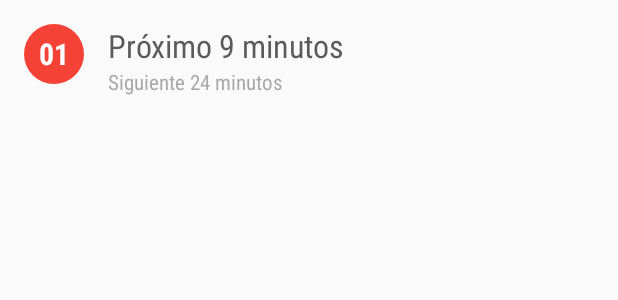
After one commit to Sloy/SeviBus-Experiments, an Android app: the layout list_item_arrival_detail.xml on its own in the app's theme, with its tools: preview values and no code run, on a phone screen of 412 x 824 dp. The commit adds this screen. Shown: the top 300 px of the screen. Run offline under Robolectric (Android 15) with nearby library versions, the phone set to English and light mode, and no system bars.

Commit message:
Creada vista para la lista de llegadas con datos de ejemplo para el modo editor

```diff
--- /dev/null
+++ b/app/src/main/res/drawable/arrival_detail_line_badge_background.xml
@@ -0,0 +1,7 @@
+<?xml version="1.0" encoding="utf-8"?>
+<shape xmlns:android="http://schemas.android.com/apk/res/android"
+       android:shape="oval">
+
+    <solid android:color="@color/primary"
+        />
+</shape>
--- a/app/src/main/res/layout/activity_bus_stop_detail.xml
+++ b/app/src/main/res/layout/activity_bus_stop_detail.xml
@@ -6,6 +6,8 @@
               android:orientation="vertical"
               tools:context=".presentation.view.activity.BusStopDetailActivity">
 
-    <include layout="@layout/activity_bus_stop_detail_header"/>
+    <include layout="@layout/include_bus_stop_detail_header"/>
+
+    <include layout="@layout/include_bus_stop_detail_arrivals"/>
 
 </LinearLayout>
--- /dev/null
+++ b/app/src/main/res/layout/include_bus_stop_detail_arrivals.xml
@@ -0,0 +1,5 @@
+<?xml version="1.0" encoding="utf-8"?>
+<com.sloydev.sevibus.presentation.view.component.ArrivalTimesDetailedView xmlns:android="http://schemas.android.com/apk/res/android"
+                                                                          android:layout_width="match_parent"
+                                                                          android:layout_height="match_parent"
+                                                                          android:orientation="vertical"/>
--- /dev/null
+++ b/app/src/main/res/layout/list_item_arrival_detail.xml
@@ -0,0 +1,52 @@
+<?xml version="1.0" encoding="utf-8"?>
+<RelativeLayout xmlns:android="http://schemas.android.com/apk/res/android"
+                xmlns:tools="http://schemas.android.com/tools"
+                android:layout_width="match_parent"
+                android:layout_height="wrap_content"
+                android:background="?selectableItemBackground"
+                android:clickable="true"
+                android:paddingBottom="16dp"
+                android:paddingLeft="16dp"
+                android:paddingRight="16dp"
+                android:paddingTop="16dp">
+
+    <TextView
+        android:id="@+id/arrival_detail_line_badge"
+        android:layout_width="@dimen/arrival_detail_line_badge_size"
+        android:layout_height="@dimen/arrival_detail_line_badge_size"
+        android:background="@drawable/arrival_detail_line_badge_background"
+        android:fontFamily="sans-serif-condensed"
+        android:gravity="center"
+        android:maxLines="1"
+        android:maxWidth="@dimen/arrival_detail_line_badge_size"
+        android:textColor="@color/white"
+        android:textSize="20sp"
+        android:textStyle="bold"
+        tools:text="01"
+        />
+
+    <TextView
+        android:id="@+id/arrival_detail_next_time"
+        android:layout_width="wrap_content"
+        android:layout_height="wrap_content"
+        android:layout_marginLeft="16dp"
+        android:layout_toRightOf="@+id/arrival_detail_line_badge"
+        android:alpha="0.74"
+        android:fontFamily="sans-serif-condensed"
+        android:maxLines="1"
+        android:textColor="@color/primary_text"
+        android:textSize="21sp"
+        tools:text="Próximo 9 minutos"/>
+
+    <TextView
+        android:id="@+id/arrival_detail_second_time"
+        android:layout_width="wrap_content"
+        android:layout_height="wrap_content"
+        android:layout_alignLeft="@+id/arrival_detail_next_time"
+        android:layout_below="@+id/arrival_detail_next_time"
+        android:alpha="0.6"
+        android:fontFamily="sans-serif-condensed"
+        android:textColor="@color/secondary_text"
+        android:textSize="14sp"
+        tools:text="Siguiente 24 minutos"/>
+</RelativeLayout>
--- a/app/src/main/res/values/dimens.xml
+++ b/app/src/main/res/values/dimens.xml
@@ -2,4 +2,5 @@
     <!-- Default screen margins, per the Android Design guidelines. -->
     <dimen name="activity_horizontal_margin">16dp</dimen>
     <dimen name="activity_vertical_margin">16dp</dimen>
+    <dimen name="arrival_detail_line_badge_size">40dp</dimen>
 </resources>
```
Also changed, not shown: app/src/main/java/com/sloydev/sevibus/presentation/model/ArrivalTimesModel.java (added, +52 -0 lines), app/src/main/java/com/sloydev/sevibus/presentation/view/component/ArrivalTimesDetailedView.java (added, +92 -0 lines), app/src/main/res/layout/include_bus_stop_detail_header.xml (renamed from app/src/main/res/layout/activity_bus_stop_detail_header.xml).
